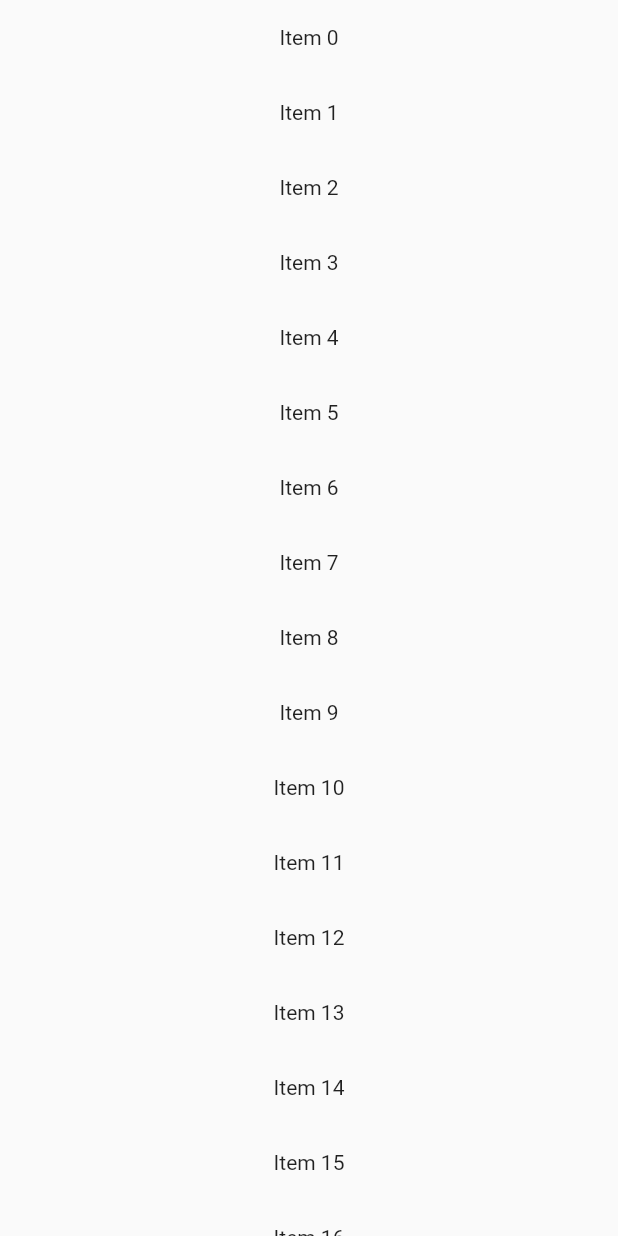
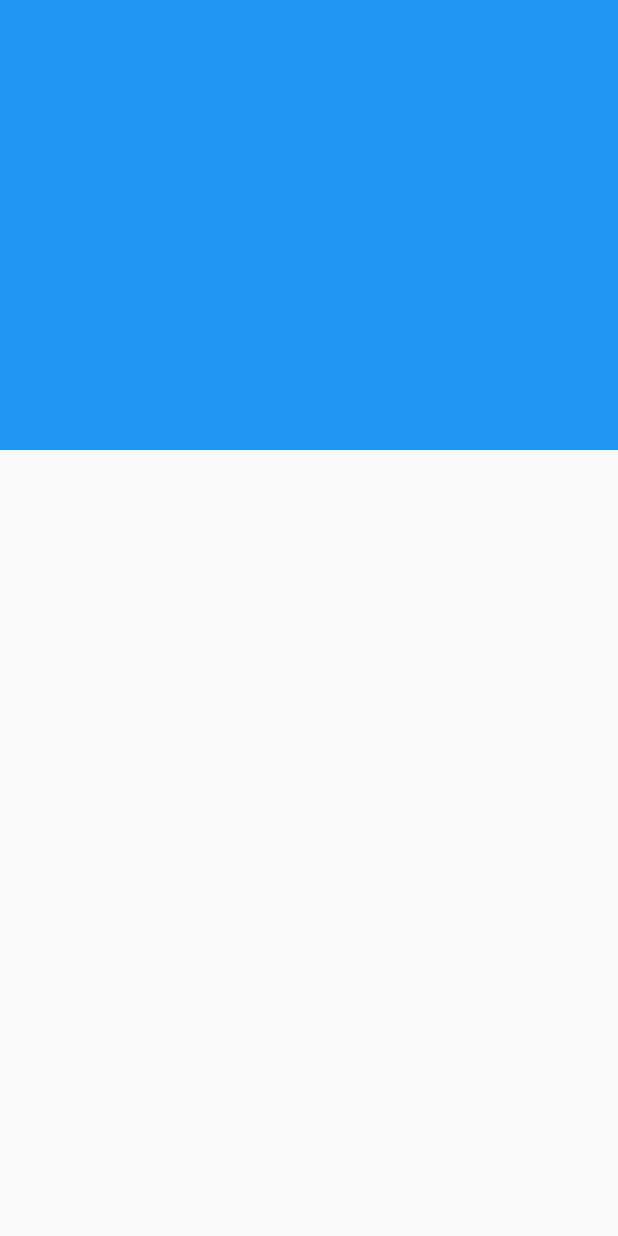
Before and after one commit to vitriol2/flutter-zion, a Flutter app: the screen it shows after launch, on a phone screen of 412 x 824 dp. Run offline on Flutter 3.47's test engine with Material 2 defaults, Android fonts, the phone set to English and light mode, and no system bars; our stand-ins replace extended_image, pinch_zoom; missing offline and left inert: photo_manager, storage_path.

Commit message:
multiple scrollview testing3

```diff
--- a/lib/scroll/multiple_scrollview_page.dart
+++ b/lib/scroll/multiple_scrollview_page.dart
@@ -8,23 +8,23 @@ class MultipleScrollViewPage extends StatelessWidget {
      return Scaffold(
        body: CustomScrollView(
          slivers: [
-//           SliverPersistentHeader(
-//              delegate: MyHeader(
-//                  maxHeight: 300,
-//                  minHeight: 300
-//              ),
-//           ),
-         SliverList(
-             delegate: SliverChildBuilderDelegate(
-                 (context, index) {
-                   return Container(
-                     height: 50,
-                     child: Center(child: Text('Item $index')),
-                   );
-                 },
-               childCount: 30
-             ),
-         )
+           SliverPersistentHeader(
+              delegate: MyHeader(
+                  maxHeight: 300,
+                  minHeight: 300
+              ),
+           ),
+//         SliverList(
+//             delegate: SliverChildBuilderDelegate(
+//                 (context, index) {
+//                   return Container(
+//                     height: 50,
+//                     child: Center(child: Text('Item $index')),
+//                   );
+//                 },
+//               childCount: 30
+//             ),
+//         )
            ]
        )
      );
```
